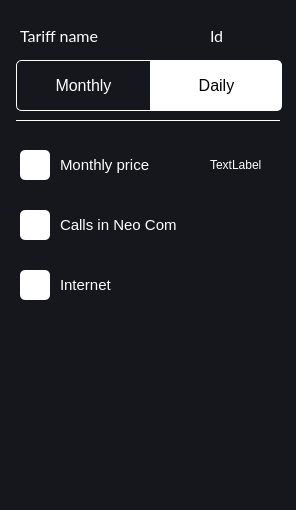
Qt form PhoneManagerGUI/tariffcard.ui (tarashunchak/PhoneCompanyManager) before a commit.
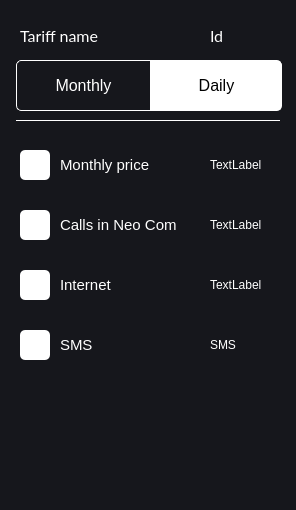
The same form after that commit.

What changed in the file:
```diff
--- a/PhoneManagerGUI/tariffcard.ui
+++ b/PhoneManagerGUI/tariffcard.ui
@@ -283,6 +283,98 @@
     <string>TextLabel</string>
    </property>
   </widget>
+  <widget class="QLabel" name="calls_label">
+   <property name="geometry">
+    <rect>
+     <x>210</x>
+     <y>215</y>
+     <width>70</width>
+     <height>20</height>
+    </rect>
+   </property>
+   <property name="styleSheet">
+    <string notr="true">color:white;
+background-color:transparent;</string>
+   </property>
+   <property name="text">
+    <string>TextLabel</string>
+   </property>
+  </widget>
+  <widget class="QLabel" name="internet_label">
+   <property name="geometry">
+    <rect>
+     <x>210</x>
+     <y>275</y>
+     <width>70</width>
+     <height>20</height>
+    </rect>
+   </property>
+   <property name="styleSheet">
+    <string notr="true">color:white;
+background-color:transparent;</string>
+   </property>
+   <property name="text">
+    <string>TextLabel</string>
+   </property>
+  </widget>
+  <widget class="QLabel" name="SMS_label">
+   <property name="geometry">
+    <rect>
+     <x>210</x>
+     <y>335</y>
+     <width>70</width>
+     <height>20</height>
+    </rect>
+   </property>
+   <property name="styleSheet">
+    <string notr="true">color:white;
+background-color:transparent;</string>
+   </property>
+   <property name="text">
+    <string>&lt;html&gt;&lt;head/&gt;&lt;body&gt;&lt;p&gt;SMS&lt;/p&gt;&lt;/body&gt;&lt;/html&gt;</string>
+   </property>
+  </widget>
+  <widget class="QLabel" name="internet_2">
+   <property name="geometry">
+    <rect>
+     <x>60</x>
+     <y>320</y>
+     <width>61</width>
+     <height>50</height>
+    </rect>
+   </property>
+   <property name="font">
+    <font>
+     <pointsize>11</pointsize>
+    </font>
+   </property>
+   <property name="styleSheet">
+    <string notr="true">color:white;
+background-color:transparent;</string>
+   </property>
+   <property name="text">
+    <string>&lt;html&gt;&lt;head/&gt;&lt;body&gt;&lt;p&gt;SMS&lt;/p&gt;&lt;/body&gt;&lt;/html&gt;</string>
+   </property>
+  </widget>
+  <widget class="QLabel" name="SMS">
+   <property name="geometry">
+    <rect>
+     <x>20</x>
+     <y>330</y>
+     <width>30</width>
+     <height>30</height>
+    </rect>
+   </property>
+   <property name="styleSheet">
+    <string notr="true">background-color:white;</string>
+   </property>
+   <property name="text">
+    <string>&lt;html&gt;&lt;head/&gt;&lt;body&gt;&lt;p&gt;&lt;br/&gt;&lt;/p&gt;&lt;/body&gt;&lt;/html&gt;</string>
+   </property>
+   <property name="scaledContents">
+    <bool>true</bool>
+   </property>
+  </widget>
  </widget>
  <resources/>
  <connections/>
```
